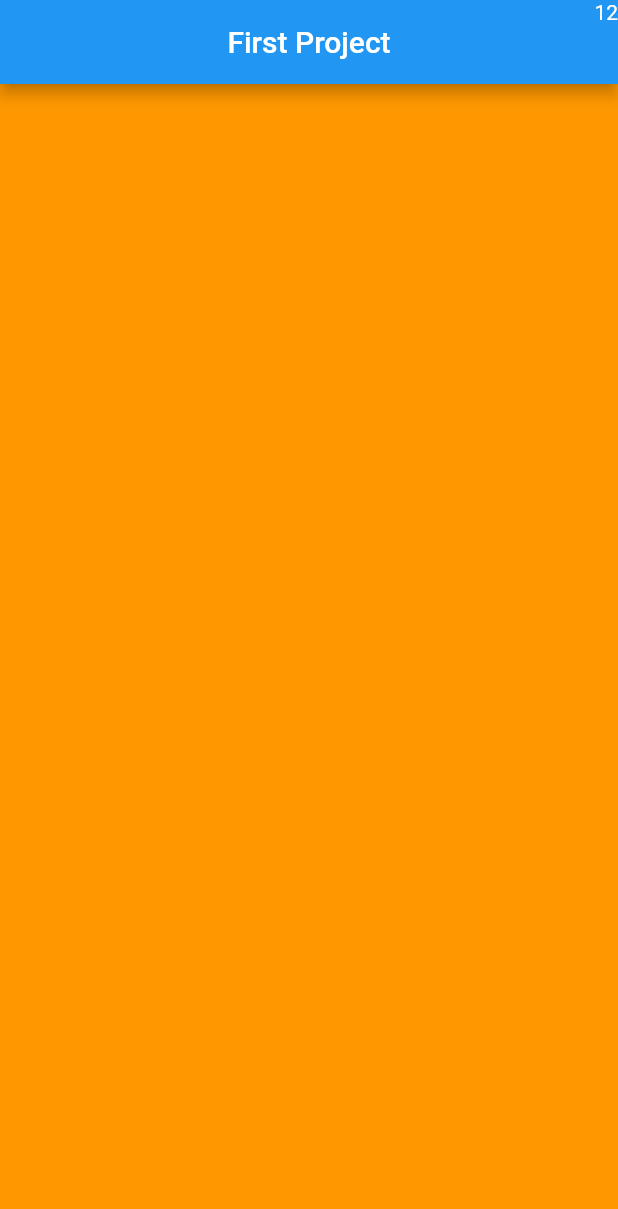
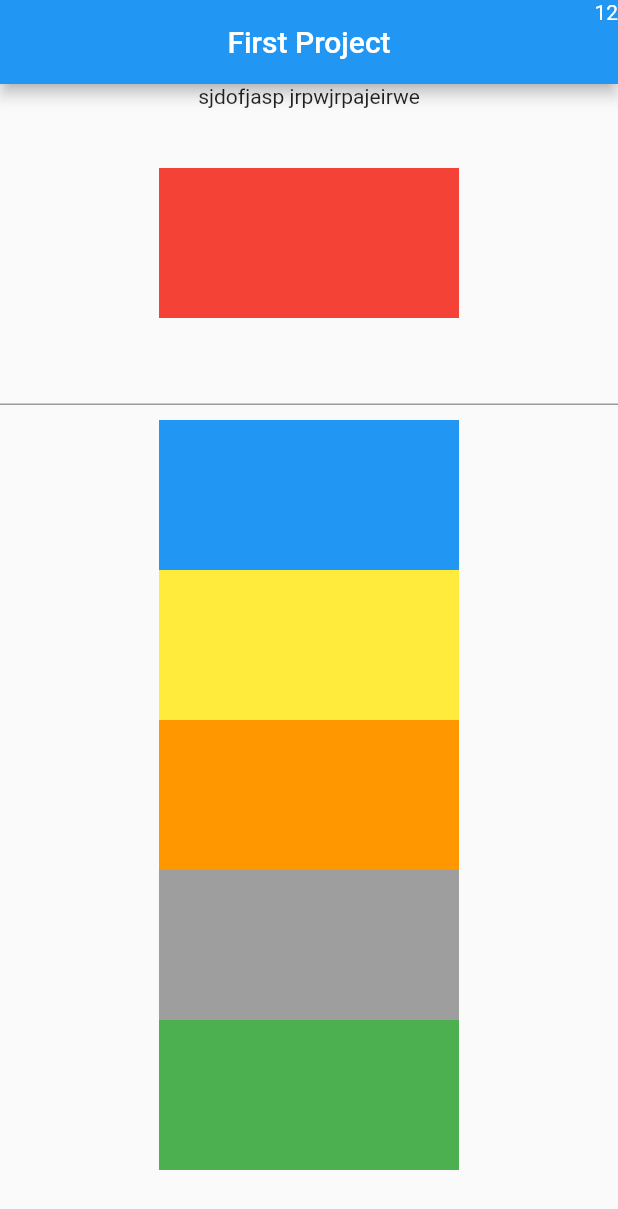
Before and after one commit to maheshmobileApp/flutter-classes, a Flutter app: the screen it shows after launch, on a phone screen of 412 x 824 dp. Shown: the top 1209 px of the screen. Run offline on Flutter 3.47's test engine with Material 2 defaults, Android fonts, the light colour scheme and no system bars.

Commit message:
first commi

```diff
--- a/lib/main.dart
+++ b/lib/main.dart
@@ -27,99 +27,103 @@ class MyApp extends StatelessWidget {
       ),
       home: Scaffold(
         appBar: AppBar(
-          title: Text("First Project"),
-          actions: [
+          title: const Text("First Project"),
+          actions: const [
             Text("1"), Text("2"),
           ],
           centerTitle: true,
         ),
-        body: Container(color: Colors.orange,),
+        body: designColumn(),
+      ),
+    );
+  }
+
+  Widget designColumn() {
+    return Container(
+      child: SingleChildScrollView(
+        // scrollDirection: Axis.vertical,
+        child: Column(
+          // mainAxisAlignment: MainAxisAlignment.center,
+          // crossAxisAlignment: CrossAxisAlignment.center,
+          //  mainAxisAlignment: MainAxisAlignment.spaceBetween,
+          children: [
+            Text("sjdofjasp jrpwjrpajeirwe"),
+            SizedBox(
+              height: 40,
+            ),
+            Container(
+              height: 100,
+              color: Colors.red,
+              width: 200,
+            ),
+            SizedBox(
+              height: 10,
+            ),
+            TextField(),
+            SizedBox(
+              height: 10,
+            ),
+            Container(
+              height: 100,
+              color: Colors.blue,
+              width: 200,
+            ),
+            Container(
+              height: 100,
+              color: Colors.yellow,
+              width: 200,
+            ),
+            Container(
+              height: 100,
+              color: Colors.orange,
+              width: 200,
+            ),
+            Container(
+              height: 100,
+              color: Colors.grey,
+              width: 200,
+            ),
+            Container(
+              height: 100,
+              color: Colors.green,
+              width: 200,
+            ),
+
+
+
+        ],
+        ),
+      ),
+    );
+  }
+
+  Widget designContainer() {
+    return Container(
+      decoration: BoxDecoration(
+          border: Border.all(color: Colors.blue, width: 5),
+          borderRadius: const BorderRadius.all(Radius.circular(10))
+
+      ),
+      margin: const EdgeInsets.all(10),
+      //color: Colors.green,
+      width: 200,
+      height: 200,
+      child: Padding(
+        padding: const EdgeInsets.symmetric(vertical: 30, horizontal: 10),
+        // padding: const EdgeInsets.only(top:30,left: 10,right: 10,bottom:30),
+        child: Container(
+          color: Colors.red,
+          child: Text("hello"),
+        ),
       ),
     );
   }
 }
 
-class MyHomePage extends StatefulWidget {
-  const MyHomePage({Key? key, required this.title}) : super(key: key);
 
-  // This widget is the home page of your application. It is stateful, meaning
-  // that it has a State object (defined below) that contains fields that affect
-  // how it looks.
+//Row and Column
 
-  // This class is the configuration for the state. It holds the values (in this
-  // case the title) provided by the parent (in this case the App widget) and
-  // used by the build method of the State. Fields in a Widget subclass are
-  // always marked "final".
+//child -> Container,SingleChildScrollView,SizedBox
+//Childerns - > Row, Column
 
-  final String title;
-
-  @override
-  State<MyHomePage> createState() => _MyHomePageState();
-}
-
-class _MyHomePageState extends State<MyHomePage> {
-  int _counter = 0;
-
-  void _incrementCounter() {
-    setState(() {
-      // This call to setState tells the Flutter framework that something has
-      // changed in this State, which causes it to rerun the build method below
-      // so that the display can reflect the updated values. If we changed
-      // _counter without calling setState(), then the build method would not be
-      // called again, and so nothing would appear to happen.
-      _counter++;
-    });
-  }
-
-  @override
-  Widget build(BuildContext context) {
-    // This method is rerun every time setState is called, for instance as done
-    // by the _incrementCounter method above.
-    //
-    // The Flutter framework has been optimized to make rerunning build methods
-    // fast, so that you can just rebuild anything that needs updating rather
-    // than having to individually change instances of widgets.
-    return Scaffold(
-      appBar: AppBar(
-        // Here we take the value from the MyHomePage object that was created by
-        // the App.build method, and use it to set our appbar title.
-        title: Text(widget.title),
-      ),
-      body: Center(
-        // Center is a layout widget. It takes a single child and positions it
-        // in the middle of the parent.
-        child: Column(
-          // Column is also a layout widget. It takes a list of children and
-          // arranges them vertically. By default, it sizes itself to fit its
-          // children horizontally, and tries to be as tall as its parent.
-          //
-          // Invoke "debug painting" (press "p" in the console, choose the
-          // "Toggle Debug Paint" action from the Flutter Inspector in Android
-          // Studio, or the "Toggle Debug Paint" command in Visual Studio Code)
-          // to see the wireframe for each widget.
-          //
-          // Column has various properties to control how it sizes itself and
-          // how it positions its children. Here we use mainAxisAlignment to
-          // center the children vertically; the main axis here is the vertical
-          // axis because Columns are vertical (the cross axis would be
-          // horizontal).
-          mainAxisAlignment: MainAxisAlignment.center,
-          children: <Widget>[
-            const Text(
-              'You have pushed the button this many times:',
-            ),
-            Text(
-              '$_counter',
-              style: Theme.of(context).textTheme.headline4,
-            ),
-          ],
-        ),
-      ),
-      floatingActionButton: FloatingActionButton(
-        onPressed: _incrementCounter,
-        tooltip: 'Increment',
-        child: const Icon(Icons.add),
-      ), // This trailing comma makes auto-formatting nicer for build methods.
-    );
-  }
-}
+//Task: container, list,map tasks and Row
```
